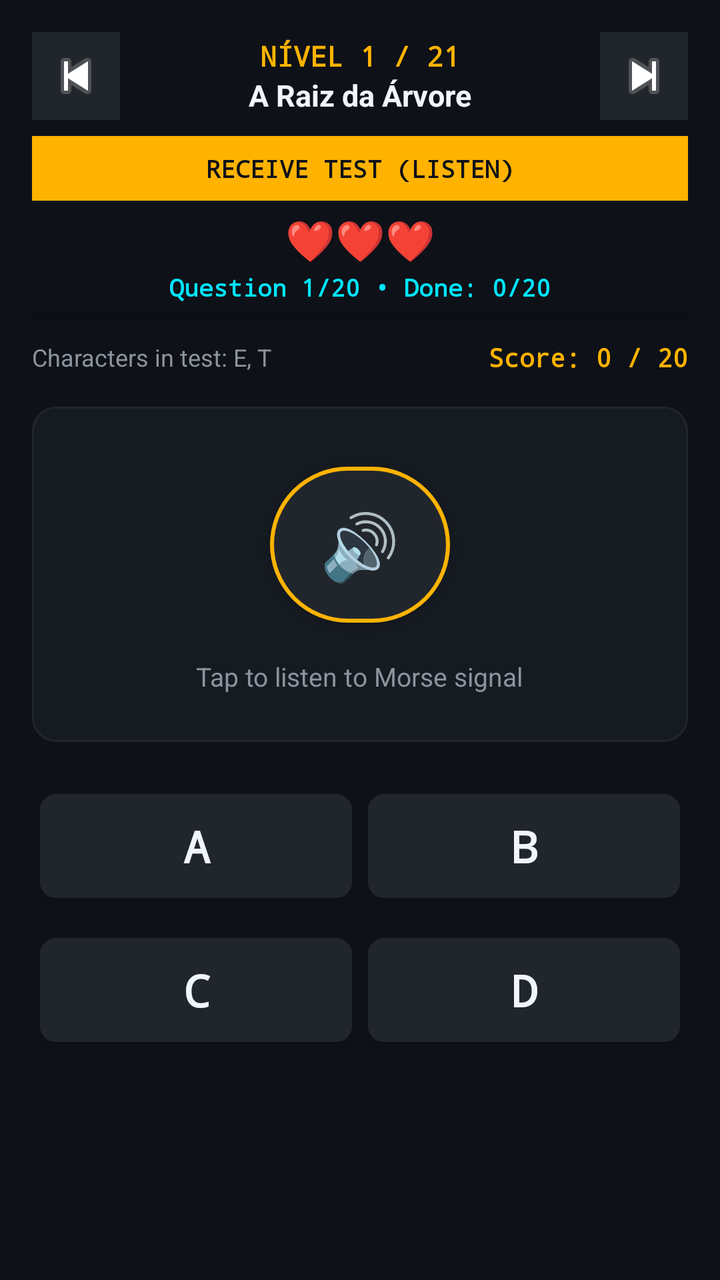
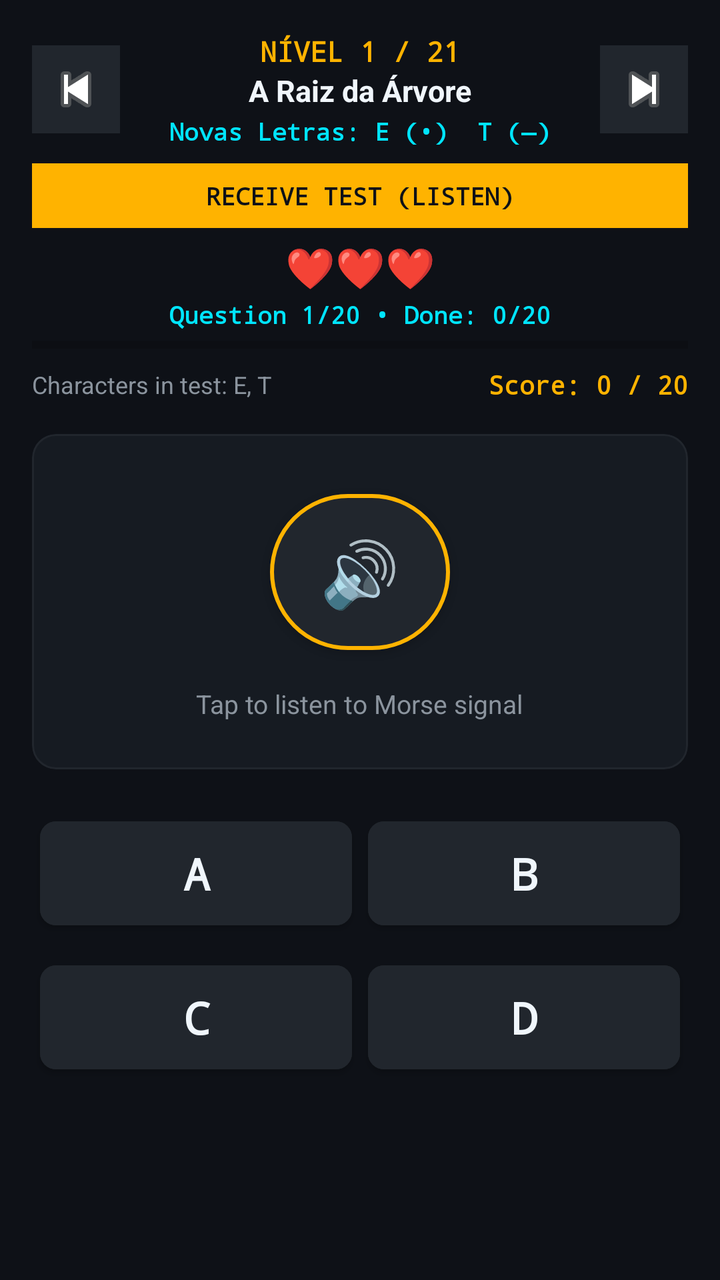

Before-and-after screenshots of an Android layout around one commit, followed by the original layout XML and the change that was made.
<!-- AndroidManifest.xml: application theme Theme.MorseGO -->
<!-- res/layout/fragment_receive.xml -->
<?xml version="1.0" encoding="utf-8"?>
<LinearLayout xmlns:android="http://schemas.android.com/apk/res/android"
    xmlns:app="http://schemas.android.com/apk/res-auto"
    android:layout_width="match_parent"
    android:layout_height="match_parent"
    android:background="@color/radio_dark"
    android:orientation="vertical"
    android:padding="16dp">

    
    <LinearLayout
        android:layout_width="match_parent"
        android:layout_height="wrap_content"
        android:gravity="center_vertical"
        android:orientation="horizontal">

        <ImageButton
            android:id="@+id/btnPrevLevel"
            android:layout_width="44dp"
            android:layout_height="44dp"
            android:background="@color/radio_surface_variant"
            android:contentDescription="Nível Anterior"
            android:src="@android:drawable/ic_media_previous" />

        <LinearLayout
            android:layout_width="0dp"
            android:layout_height="wrap_content"
            android:layout_weight="1"
            android:gravity="center"
            android:orientation="vertical">

            <TextView
                android:id="@+id/tvLevelNumber"
                android:layout_width="wrap_content"
                android:layout_height="wrap_content"
                android:fontFamily="monospace"
                android:text="NÍVEL 1 / 21"
                android:textColor="@color/morse_amber"
                android:textSize="14sp"
                android:textStyle="bold" />

            <TextView
                android:id="@+id/tvLevelTitle"
                android:layout_width="wrap_content"
                android:layout_height="wrap_content"
                android:text="A Raiz da Árvore"
                android:textColor="@color/text_primary"
                android:textSize="15sp"
                android:textStyle="bold" />
        </LinearLayout>

        <ImageButton
            android:id="@+id/btnNextLevel"
            android:layout_width="44dp"
            android:layout_height="44dp"
            android:background="@color/radio_surface_variant"
            android:contentDescription="Próximo Nível"
            android:src="@android:drawable/ic_media_next" />
    </LinearLayout>

    <ScrollView
        android:layout_width="match_parent"
        android:layout_height="0dp"
        android:layout_marginTop="8dp"
        android:layout_weight="1"
        android:fillViewport="true">

        <LinearLayout
            android:layout_width="match_parent"
            android:layout_height="wrap_content"
            android:orientation="vertical">

            
            <TextView
                android:id="@+id/tvPracticeHeaderTitle"
                android:layout_width="match_parent"
                android:layout_height="wrap_content"
                android:background="@color/morse_amber"
                android:fontFamily="monospace"
                android:gravity="center"
                android:padding="8dp"
                android:text="@string/receive_test_header"
                android:textColor="@color/radio_dark"
                android:textSize="12sp"
                android:textStyle="bold" />

            
            <TextView
                android:id="@+id/tvReceiveLives"
                android:layout_width="match_parent"
                android:layout_height="wrap_content"
                android:layout_marginTop="6dp"
                android:gravity="center"
                android:text="❤️❤️❤️"
                android:textColor="@color/morse_amber"
                android:textSize="20sp"
                android:textStyle="bold"
                android:visibility="visible" />

            
            <TextView
                android:id="@+id/tvReceiveProgress"
                android:layout_width="match_parent"
                android:layout_height="wrap_content"
                android:layout_marginTop="2dp"
                android:gravity="center"
                android:fontFamily="monospace"
                android:text="Question 1/20 • Done: 0/20"
                android:textColor="@color/morse_cyan"
                android:textSize="12sp"
                android:textStyle="bold"
                android:visibility="visible" />

            <ProgressBar
                android:id="@+id/pbReceiveProgress"
                style="?android:attr/progressBarStyleHorizontal"
                android:layout_width="match_parent"
                android:layout_height="6dp"
                android:layout_marginTop="4dp"
                android:layout_marginBottom="4dp"
                android:max="20"
                android:progress="0"
                android:progressTint="@color/morse_amber" />

            
            <LinearLayout
                android:layout_width="match_parent"
                android:layout_height="wrap_content"
                android:layout_marginTop="4dp"
                android:gravity="center_vertical"
                android:orientation="horizontal">

                <TextView
                    android:id="@+id/tvPracticeUnlockedInfo"
                    android:layout_width="0dp"
                    android:layout_height="wrap_content"
                    android:layout_weight="1"
                    android:text="Characters in test: E, T"
                    android:textColor="@color/text_secondary"
                    android:textSize="12sp" />

                <TextView
                    android:id="@+id/tvPracticeScore"
                    android:layout_width="wrap_content"
                    android:layout_height="wrap_content"
                    android:fontFamily="monospace"
                    android:text="Score: 0 / 20"
                    android:textColor="@color/morse_amber"
                    android:textSize="13sp"
                    android:textStyle="bold" />
            </LinearLayout>

            
            <com.google.android.material.card.MaterialCardView
                android:layout_width="match_parent"
                android:layout_height="wrap_content"
                android:layout_marginTop="16dp"
                android:backgroundTint="@color/radio_surface"
                app:cardCornerRadius="12dp"
                app:cardElevation="0dp"
                app:strokeColor="@color/radio_surface_variant"
                app:strokeWidth="1dp">

                <LinearLayout
                    android:layout_width="match_parent"
                    android:layout_height="wrap_content"
                    android:gravity="center_horizontal"
                    android:orientation="vertical"
                    android:padding="24dp">

                    <Button
                        android:id="@+id/btnPlayQuestionAudio"
                        android:layout_width="90dp"
                        android:layout_height="90dp"
                        android:backgroundTint="@color/radio_surface_variant"
                        android:fontFamily="monospace"
                        android:text="🔊"
                        android:textColor="@color/morse_amber"
                        android:textSize="32sp"
                        app:cornerRadius="45dp"
                        app:strokeColor="@color/morse_amber"
                        app:strokeWidth="2dp" />

                    <TextView
                        android:id="@+id/tvPracticeTapPrompt"
                        android:layout_width="wrap_content"
                        android:layout_height="wrap_content"
                        android:layout_marginTop="12dp"
                        android:text="@string/practice_tap_to_listen"
                        android:textColor="@color/text_secondary"
                        android:textSize="13sp" />
                </LinearLayout>
            </com.google.android.material.card.MaterialCardView>

            
            <GridLayout
                android:layout_width="match_parent"
                android:layout_height="wrap_content"
                android:layout_marginTop="16dp"
                android:columnCount="2"
                android:rowCount="2">

                <Button
                    android:id="@+id/btnOpt1"
                    android:layout_width="0dp"
                    android:layout_height="64dp"
                    android:layout_columnWeight="1"
                    android:layout_margin="4dp"
                    android:backgroundTint="@color/radio_surface_variant"
                    android:fontFamily="monospace"
                    android:text="A"
                    android:textColor="@color/text_primary"
                    android:textSize="22sp"
                    android:textStyle="bold"
                    app:cornerRadius="8dp" />

                <Button
                    android:id="@+id/btnOpt2"
                    android:layout_width="0dp"
                    android:layout_height="64dp"
                    android:layout_columnWeight="1"
                    android:layout_margin="4dp"
                    android:backgroundTint="@color/radio_surface_variant"
                    android:fontFamily="monospace"
                    android:text="B"
                    android:textColor="@color/text_primary"
                    android:textSize="22sp"
                    android:textStyle="bold"
                    app:cornerRadius="8dp" />

                <Button
                    android:id="@+id/btnOpt3"
                    android:layout_width="0dp"
                    android:layout_height="64dp"
                    android:layout_columnWeight="1"
                    android:layout_margin="4dp"
                    android:backgroundTint="@color/radio_surface_variant"
                    android:fontFamily="monospace"
                    android:text="C"
                    android:textColor="@color/text_primary"
                    android:textSize="22sp"
                    android:textStyle="bold"
                    app:cornerRadius="8dp" />

                <Button
                    android:id="@+id/btnOpt4"
                    android:layout_width="0dp"
                    android:layout_height="64dp"
                    android:layout_columnWeight="1"
                    android:layout_margin="4dp"
                    android:backgroundTint="@color/radio_surface_variant"
                    android:fontFamily="monospace"
                    android:text="D"
                    android:textColor="@color/text_primary"
                    android:textSize="22sp"
                    android:textStyle="bold"
                    app:cornerRadius="8dp" />
            </GridLayout>

            
            <TextView
                android:id="@+id/tvQuizResult"
                android:layout_width="match_parent"
                android:layout_height="wrap_content"
                android:layout_marginTop="12dp"
                android:gravity="center"
                android:textColor="@color/morse_green"
                android:textSize="15sp"
                android:textStyle="bold"
                android:visibility="gone" />

            <Button
                android:id="@+id/btnNextQuestion"
                android:layout_width="match_parent"
                android:layout_height="52dp"
                android:layout_marginTop="12dp"
                android:layout_marginBottom="24dp"
                android:backgroundTint="@color/morse_amber"
                android:fontFamily="monospace"
                android:text="@string/practice_next_question"
                android:textColor="@color/radio_dark"
                android:textStyle="bold"
                android:visibility="gone" />

        </LinearLayout>
    </ScrollView>
</LinearLayout>
<!-- resources referenced by this layout -->
<resources>
  <color name="morse_amber">#FFB300</color>
  <color name="morse_cyan">#00E5FF</color>
  <color name="morse_green">#00E676</color>
  <color name="radio_dark">#0E1117</color>
  <color name="radio_surface">#161B22</color>
  <color name="radio_surface_variant">#21262D</color>
  <color name="text_primary">#F0F6FC</color>
  <color name="text_secondary">#8B949E</color>
  <string name="practice_next_question">Next Question ▶</string>
  <string name="practice_tap_to_listen">Tap to listen to Morse signal</string>
  <string name="receive_test_header">RECEIVE TEST (LISTEN)</string>
  <style name="Theme.MorseGO" parent="Theme.MaterialComponents.DayNight.NoActionBar">
          
          <item name="colorPrimary">@color/morse_amber</item>
          <item name="colorPrimaryVariant">@color/morse_amber_dark</item>
          <item name="colorOnPrimary">@color/radio_dark</item>
  
          
          <item name="colorSecondary">@color/morse_cyan</item>
          <item name="colorSecondaryVariant">@color/morse_cyan_dark</item>
          <item name="colorOnSecondary">@color/radio_dark</item>
  
          
          <item name="android:colorBackground">@color/radio_dark</item>
          <item name="colorSurface">@color/radio_surface</item>
          <item name="colorOnSurface">@color/text_primary</item>
  
          
          <item name="android:statusBarColor">@color/radio_dark</item>
          <item name="android:navigationBarColor">@color/radio_dark</item>
          <item name="android:windowLightStatusBar">false</item>
      </style>
  <color name="morse_amber_dark">#FF8F00</color>
  <color name="morse_cyan_dark">#00B0FF</color>
</resources>

<!-- the commit's change to res/layout/fragment_receive.xml (unified diff, before → after) -->
@@ -46,6 +46,17 @@
                 android:text="A Raiz da Árvore"
                 android:textColor="@color/text_primary"
                 android:textSize="15sp"
+                android:textStyle="bold" />
+
+            <TextView
+                android:id="@+id/tvNewCharacters"
+                android:layout_width="wrap_content"
+                android:layout_height="wrap_content"
+                android:layout_marginTop="2dp"
+                android:fontFamily="monospace"
+                android:text="Novas Letras: E (•)  T (—)"
+                android:textColor="@color/morse_cyan"
+                android:textSize="12sp"
                 android:textStyle="bold" />
         </LinearLayout>
 
